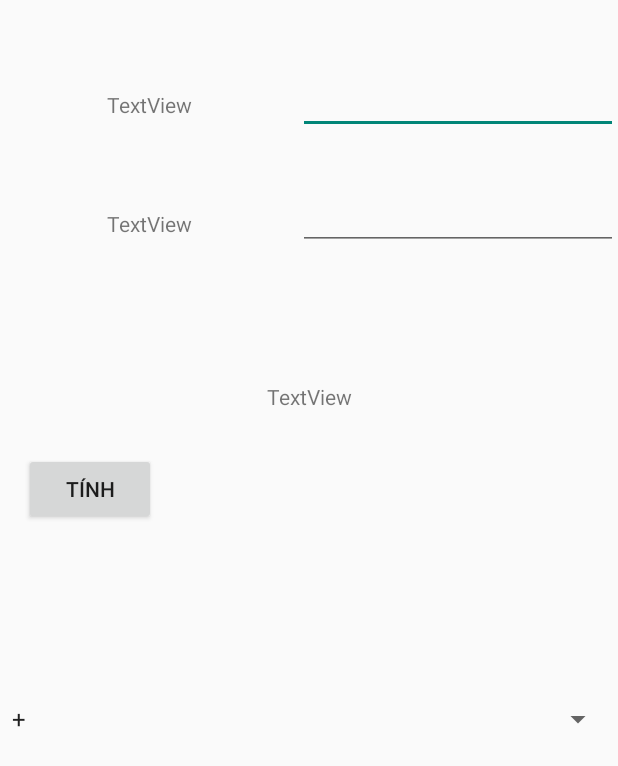
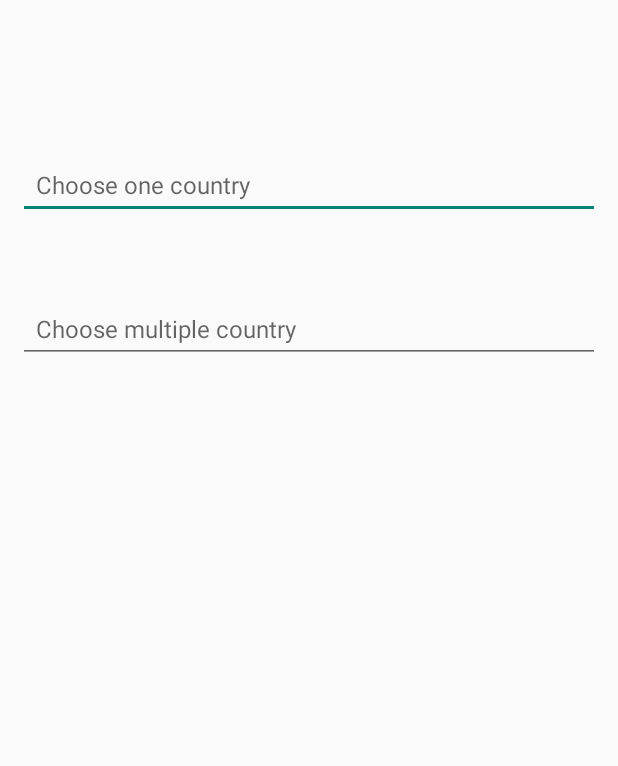
Before and after one commit to Nauh24/HocTrenLop, an Android app: the screen it shows after launch (CalculatorActivity before the commit, AutoCompleteTextViewActivity after it), on a phone screen of 412 x 824 dp. Shown: the top 766 px of the screen. Run offline under Robolectric (Android 15) with nearby library versions, the phone set to English and light mode, and no system bars.

Commit message:
add AutoCompleteTextViewActivity

```diff
--- a/app/src/main/AndroidManifest.xml
+++ b/app/src/main/AndroidManifest.xml
@@ -12,6 +12,15 @@
         android:supportsRtl="true"
         android:theme="@style/Theme.Demo"
         tools:targetApi="31">
+        <activity
+            android:name=".AutoCompleteTextViewActivity"
+            android:exported="true">
+            <intent-filter>
+                <action android:name="android.intent.action.MAIN" />
+
+                <category android:name="android.intent.category.LAUNCHER" />
+            </intent-filter>
+        </activity>
         <activity
             android:name=".RecyclerViewActivity"
             android:exported="true">
--- /dev/null
+++ b/app/src/main/java/com/nauh/demo/AutoCompleteTextViewActivity.java
@@ -0,0 +1,33 @@
+package com.nauh.demo;
+
+import android.os.Bundle;
+import android.widget.ArrayAdapter;
+import android.widget.AutoCompleteTextView;
+import android.widget.MultiAutoCompleteTextView;
+
+import androidx.activity.EdgeToEdge;
+import androidx.appcompat.app.AppCompatActivity;
+import androidx.core.graphics.Insets;
+import androidx.core.view.ViewCompat;
+import androidx.core.view.WindowInsetsCompat;
+
+public class AutoCompleteTextViewActivity extends AppCompatActivity {
+
+    @Override
+    protected void onCreate(Bundle savedInstanceState) {
+        super.onCreate(savedInstanceState);
+        EdgeToEdge.enable(this);
+        setContentView(R.layout.auto_complete_text_view);
+
+        String[] countries = getResources().getStringArray(R.array.country);
+        AutoCompleteTextView autoCompleteTextView = findViewById(R.id.oneAuto);
+        ArrayAdapter<String> adapter = new ArrayAdapter<>(this, android.R.layout.simple_list_item_1, countries);
+        autoCompleteTextView.setAdapter(adapter);
+        autoCompleteTextView.setThreshold(1);  // set the minimum number of characters to show suggestions
+
+        MultiAutoCompleteTextView multiAutoCompleteTextView = findViewById(R.id.multiAuto);
+        multiAutoCompleteTextView.setAdapter(adapter);
+        multiAutoCompleteTextView.setThreshold(1);
+        multiAutoCompleteTextView.setTokenizer(new MultiAutoCompleteTextView.CommaTokenizer()); // set the tokenizer to separate the words
+    }
+}
--- /dev/null
+++ b/app/src/main/res/layout/auto_complete_text_view.xml
@@ -0,0 +1,36 @@
+<?xml version="1.0" encoding="utf-8"?>
+<androidx.constraintlayout.widget.ConstraintLayout xmlns:android="http://schemas.android.com/apk/res/android"
+    xmlns:tools="http://schemas.android.com/tools"
+    android:layout_width="match_parent"
+    android:layout_height="match_parent"
+    xmlns:app="http://schemas.android.com/apk/res-auto">
+
+    <AutoCompleteTextView
+        android:id="@+id/oneAuto"
+        android:layout_width="match_parent"
+        android:layout_height="wrap_content"
+        android:layout_marginLeft="12dp"
+        android:layout_marginTop="100dp"
+        android:layout_marginRight="12dp"
+        android:hint="Choose one country"
+        android:padding="12dp"
+        android:textSize="16sp"
+        app:layout_constraintEnd_toEndOf="parent"
+        app:layout_constraintStart_toStartOf="parent"
+        app:layout_constraintTop_toTopOf="parent" />
+
+    <MultiAutoCompleteTextView
+        android:id="@+id/multiAuto"
+        android:layout_width="match_parent"
+        android:layout_height="wrap_content"
+        android:hint="Choose multiple country"
+        android:layout_marginTop="50dp"
+        android:layout_marginLeft="12dp"
+        android:layout_marginRight="12dp"
+        android:textSize="16sp"
+        android:padding="12dp"
+        app:layout_constraintTop_toBottomOf="@id/oneAuto"
+        app:layout_constraintStart_toStartOf="parent"
+        app:layout_constraintEnd_toEndOf="parent"/>
+
+</androidx.constraintlayout.widget.ConstraintLayout>
--- a/app/src/main/res/values/strings.xml
+++ b/app/src/main/res/values/strings.xml
@@ -11,6 +11,27 @@
         <item>Spain</item>
         <item>Japan</item>
         <item>China</item>
+        <item>Korea</item>
+        <item>Thailand</item>
+        <item>Malaysia</item>
+        <item>Indonesia</item>
+        <item>Philippines</item>
+        <item>India</item>
+        <item>Australia</item>
+        <item>New Zealand</item>
+        <item>South Africa</item>
+        <item>Argentina</item>
+        <item>Brazil</item>
+        <item>Chile</item>
+        <item>Colombia</item>
+        <item>Mexico</item>
+        <item>Peru</item>
+        <item>Uruguay</item>
+        <item>Belgium</item>
+        <item>Netherlands</item>
+        <item>Portugal</item>
+        <item>Sweden</item>
+
     </string-array>
 
     <string-array name="university">
```
